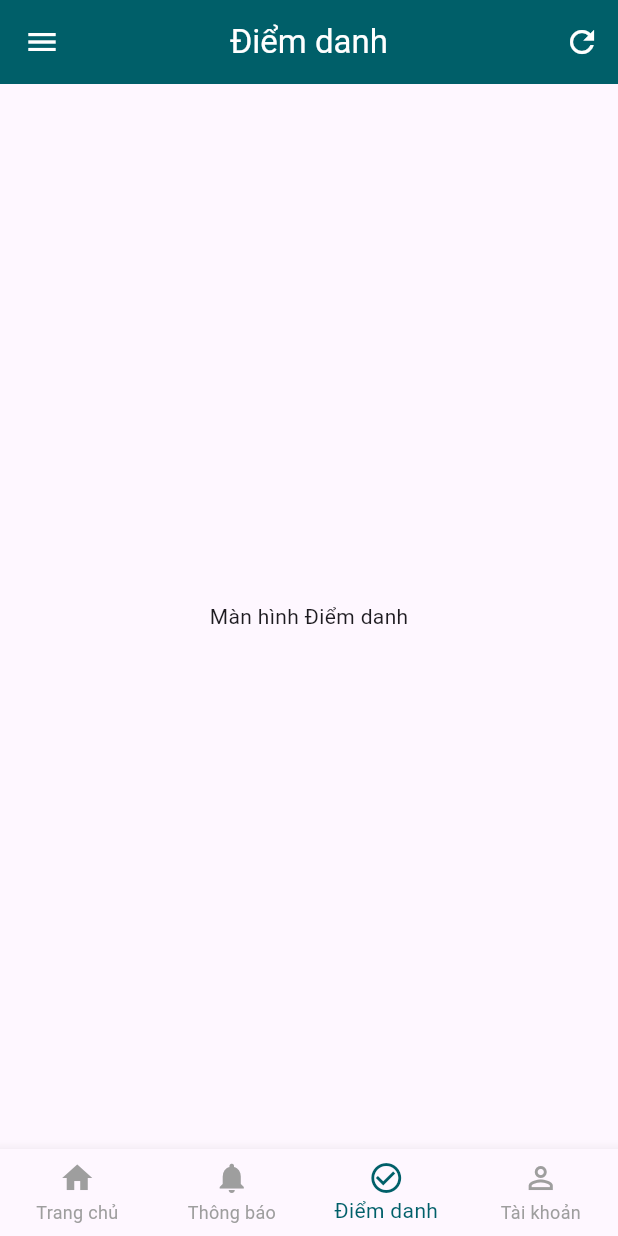
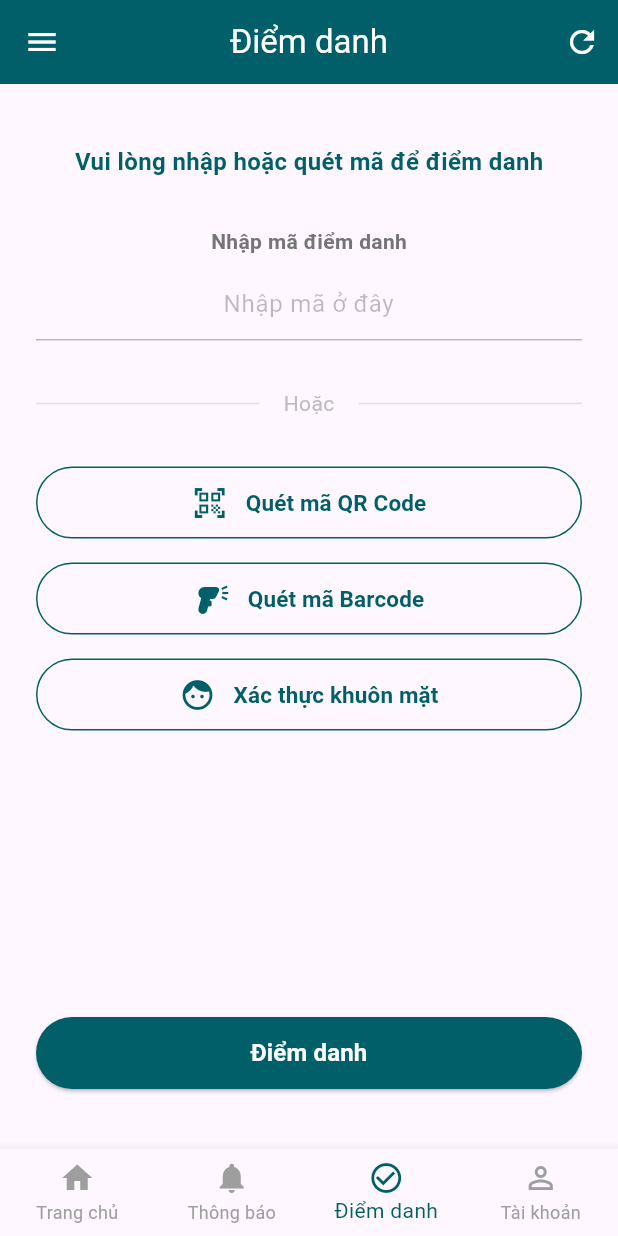
Before and after one commit to devdoan/ueh_student_app, a Flutter app: the screen it shows after launch, item 3 of the bottom bar chosen, on a phone screen of 412 x 824 dp. Run offline on Flutter 3.47's test engine with Material 3 defaults, Android fonts, the phone set to English and light mode, and no system bars; our stand-ins replace flutter_secure_storage, flutter_widget_from_html, font_awesome_flutter, geolocator, go_router, sqflite; missing offline and left inert: barcode_scan2; accounts and stored records are empty; network calls fail.

Commit message:
Điểm danh v1

```diff
--- /dev/null
+++ b/lib/screens/attendance_tab.dart
@@ -0,0 +1,284 @@
+import 'package:flutter/material.dart';
+import 'package:geolocator/geolocator.dart';
+import 'package:flutter_secure_storage/flutter_secure_storage.dart';
+import 'package:barcode_scan2/barcode_scan2.dart';
+import '../services/api_service.dart';
+
+class AttendanceTab extends StatefulWidget {
+  const AttendanceTab({super.key});
+
+  @override
+  State<AttendanceTab> createState() => _AttendanceTabState();
+}
+
+class _AttendanceTabState extends State<AttendanceTab> {
+  final ApiService _apiService = ApiService();
+  final FlutterSecureStorage _storage = const FlutterSecureStorage();
+  final TextEditingController _codeController = TextEditingController();
+
+  bool _isLoading = false;
+
+  Future<Position?> _determinePosition() async {
+    bool serviceEnabled;
+    LocationPermission permission;
+
+    try {
+      // Có timeLimit để chống treo ANR trên máy ảo
+      serviceEnabled = await Geolocator.isLocationServiceEnabled().timeout(const Duration(seconds: 3));
+      if (!serviceEnabled) {
+        if (mounted) {
+          ScaffoldMessenger.of(context).showSnackBar(
+            const SnackBar(content: Text('Vui lòng bật Dịch vụ định vị (GPS)')),
+          );
+        }
+        return null;
+      }
+
+      permission = await Geolocator.checkPermission().timeout(const Duration(seconds: 2));
+      if (permission == LocationPermission.denied) {
+        permission = await Geolocator.requestPermission().timeout(const Duration(seconds: 5));
+        if (permission == LocationPermission.denied) {
+          if (mounted) {
+            ScaffoldMessenger.of(context).showSnackBar(
+              const SnackBar(content: Text('Quyền truy cập vị trí bị từ chối')),
+            );
+          }
+          return null;
+        }
+      }
+
+      if (permission == LocationPermission.deniedForever) {
+        if (mounted) {
+          ScaffoldMessenger.of(context).showSnackBar(
+            const SnackBar(content: Text('Quyền vị trí bị từ chối vĩnh viễn')),
+          );
+        }
+        return null;
+      }
+
+      return await Geolocator.getCurrentPosition(
+        timeLimit: const Duration(seconds: 10),
+      );
+    } catch (e) {
+      if (mounted) {
+        ScaffoldMessenger.of(context).showSnackBar(
+          SnackBar(content: Text('Lỗi lấy vị trí GPS: ${e.toString()}')),
+        );
+      }
+      return null;
+    }
+  }
+
+  Future<void> _submitAttendance(String code) async {
+    if (code.isEmpty) {
+      ScaffoldMessenger.of(context).showSnackBar(
+        const SnackBar(content: Text('Vui lòng nhập mã điểm danh')),
+      );
+      return;
+    }
+
+    setState(() { _isLoading = true; });
+
+    try {
+      final position = await _determinePosition();
+      if (position == null) {
+        setState(() { _isLoading = false; });
+        return; // Đã dừng lại
+      }
+
+      final token = await _storage.read(key: 'token');
+      if (token == null || token.isEmpty) {
+        if (mounted) {
+          ScaffoldMessenger.of(context).showSnackBar(
+            const SnackBar(content: Text('Vui lòng đăng nhập')),
+          );
+        }
+        setState(() { _isLoading = false; });
+        return;
+      }
+
+      final data = await _apiService.postAttendance(
+        token,
+        code,
+        position.latitude,
+        position.longitude,
+      );
+
+      if (mounted) {
+        showDialog(
+          context: context,
+          builder: (context) => AlertDialog(
+            title: const Text('Thành công'),
+            content: Text(data['message'] ?? 'Điểm danh thành công!'),
+            actions: [
+              TextButton(
+                onPressed: () => Navigator.pop(context),
+                child: const Text('Đóng'),
+              ),
+            ],
+          ),
+        );
+        _codeController.clear();
+      }
+    } catch (e) {
+      if (mounted) {
+        ScaffoldMessenger.of(context).showSnackBar(
+          SnackBar(content: Text(e.toString().replaceAll('Exception: ', ''))),
+        );
+      }
+    } finally {
+      if (mounted) setState(() { _isLoading = false; });
+    }
+  }
+
+  Future<void> _scanQRCode() async {
+    try {
+      // 1. Kiểm tra vị trí trước theo yêu cầu thầy giáo
+      final position = await _determinePosition();
+      if (position == null) return;
+
+      // 2. Mở Camera quét QR
+      var result = await BarcodeScanner.scan(
+        options: const ScanOptions(
+          strings: {
+            'cancel': 'Hủy',
+            'flash_on': 'Bật đèn flash',
+            'flash_off': 'Tắt đèn flash',
+          },
+        ),
+      );
+
+      if (result.type == ResultType.Barcode) {
+        final code = result.rawContent;
+        if (code.isNotEmpty) {
+          _codeController.text = code;
+          // Có thể tự động điểm danh sau khi quét được mã
+          _submitAttendance(code);
+        }
+      }
+    } catch (e) {
+      if (mounted) {
+        ScaffoldMessenger.of(context).showSnackBar(
+          SnackBar(content: Text('Lỗi mở Camera: $e')),
+        );
+      }
+    }
+  }
+
+  @override
+  Widget build(BuildContext context) {
+    final Color uehPrimary = const Color(0xFF005F69);
+
+    return Padding(
+      padding: const EdgeInsets.all(24.0),
+      child: Column(
+        crossAxisAlignment: CrossAxisAlignment.stretch,
+        children: [
+          const SizedBox(height: 16),
+          Center(
+            child: Text(
+              'Vui lòng nhập hoặc quét mã để điểm danh',
+              style: TextStyle(
+                color: uehPrimary,
+                fontSize: 16,
+                fontWeight: FontWeight.bold,
+              ),
+            ),
+          ),
+          const SizedBox(height: 32),
+
+          Center(
+            child: Text('Nhập mã điểm danh', style: TextStyle(color: Colors.grey.shade600, fontWeight: FontWeight.bold)),
+          ),
+          const SizedBox(height: 8),
+          TextField(
+            controller: _codeController,
+            textAlign: TextAlign.center,
+            decoration: const InputDecoration(
+              hintText: 'Nhập mã ở đây',
+              hintStyle: TextStyle(color: Colors.black26),
+              enabledBorder: UnderlineInputBorder(borderSide: BorderSide(color: Colors.black26)),
+              focusedBorder: UnderlineInputBorder(borderSide: BorderSide(color: Colors.black54)),
+            ),
+          ),
+          const SizedBox(height: 32),
+
+          Row(
+            children: [
+              Expanded(child: Divider(color: Colors.grey.shade300)),
+              Padding(
+                padding: const EdgeInsets.symmetric(horizontal: 16.0),
+                child: Text('Hoặc', style: TextStyle(color: Colors.grey.shade400)),
+              ),
+              Expanded(child: Divider(color: Colors.grey.shade300)),
+            ],
+          ),
+          const SizedBox(height: 32),
+
+          _buildOutlinedButton(
+            icon: Icons.qr_code_scanner,
+            label: 'Quét mã QR Code',
+            onPressed: _scanQRCode,
+            color: uehPrimary,
+          ),
+          const SizedBox(height: 16),
+          _buildOutlinedButton(
+            icon: Icons.barcode_reader,
+            label: 'Quét mã Barcode',
+            onPressed: _scanQRCode,
+            color: uehPrimary,
+          ),
+          const SizedBox(height: 16),
+          _buildOutlinedButton(
+            icon: Icons.face,
+            label: 'Xác thực khuôn mặt',
+            onPressed: () {
+              ScaffoldMessenger.of(context).showSnackBar(const SnackBar(content: Text('Tính năng khuôn mặt đang phát triển')));
+            },
+            color: uehPrimary,
+          ),
+
+          const Spacer(),
+
+          SizedBox(
+            height: 48,
+            child: ElevatedButton(
+              onPressed: _isLoading ? null : () => _submitAttendance(_codeController.text),
+              style: ElevatedButton.styleFrom(
+                backgroundColor: uehPrimary,
+                foregroundColor: Colors.white,
+                shape: RoundedRectangleBorder(borderRadius: BorderRadius.circular(24)),
+              ),
+              child: _isLoading
+                ? const SizedBox(width: 24, height: 24, child: CircularProgressIndicator(color: Colors.white, strokeWidth: 2))
+                : const Text('Điểm danh', style: TextStyle(fontSize: 16, fontWeight: FontWeight.bold)),
+            ),
+          ),
+          const SizedBox(height: 16),
+        ],
+      ),
+    );
+  }
+
+  Widget _buildOutlinedButton({required IconData icon, required String label, required VoidCallback onPressed, required Color color}) {
+    return SizedBox(
+      height: 48,
+      child: OutlinedButton(
+        onPressed: onPressed,
+        style: OutlinedButton.styleFrom(
+          foregroundColor: color,
+          side: BorderSide(color: color),
+          shape: RoundedRectangleBorder(borderRadius: BorderRadius.circular(24)),
+        ),
+        child: Row(
+          mainAxisAlignment: MainAxisAlignment.center,
+          children: [
+            Icon(icon, size: 24),
+            const SizedBox(width: 12),
+            Text(label, style: const TextStyle(fontSize: 15, fontWeight: FontWeight.bold)),
+          ],
+        ),
+      ),
+    );
+  }
+}
--- a/lib/screens/home_screen.dart
+++ b/lib/screens/home_screen.dart
@@ -6,6 +6,7 @@ import '../services/api_service.dart';
 import '../database/database_helper.dart';
 import 'package:flutter_secure_storage/flutter_secure_storage.dart';
 import 'account_tab.dart';
+import 'attendance_tab.dart';
 
 class HomeScreen extends StatefulWidget {
   const HomeScreen({super.key});
@@ -354,7 +355,7 @@ class _HomeScreenState extends State<HomeScreen> {
         children: [
           _buildNewsTab(),
           const Center(child: Text('Màn hình Thông báo')),
-          const Center(child: Text('Màn hình Điểm danh')),
+          const AttendanceTab(),
           const AccountTab(),
         ],
       ),
--- a/pubspec.yaml
+++ b/pubspec.yaml
@@ -44,7 +44,8 @@ dependencies:
   flutter_widget_from_html: ^0.17.4
   html: ^0.15.7
   flutter_secure_storage: ^11.2.0
-
+  geolocator: ^14.0.1
+  barcode_scan2: ^4.8.2
 dev_dependencies:
   flutter_test:
     sdk: flutter
```
Also changed, not shown: lib/services/api_service.dart (+23 -0 lines), pubspec.lock, 4 other files.
